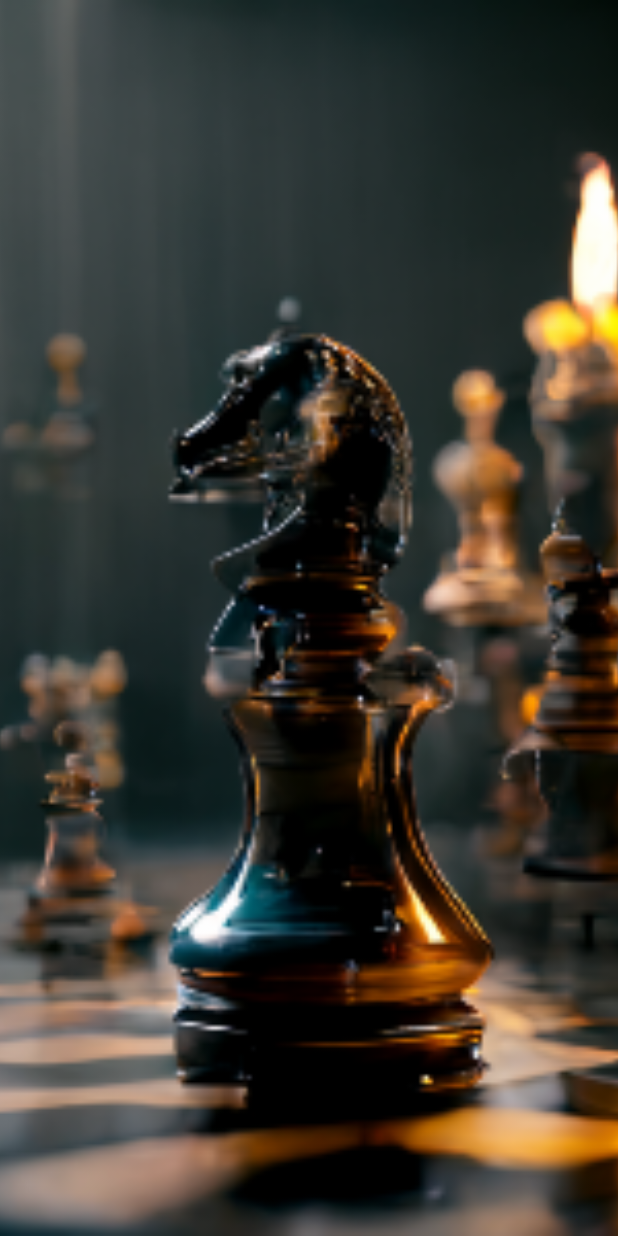
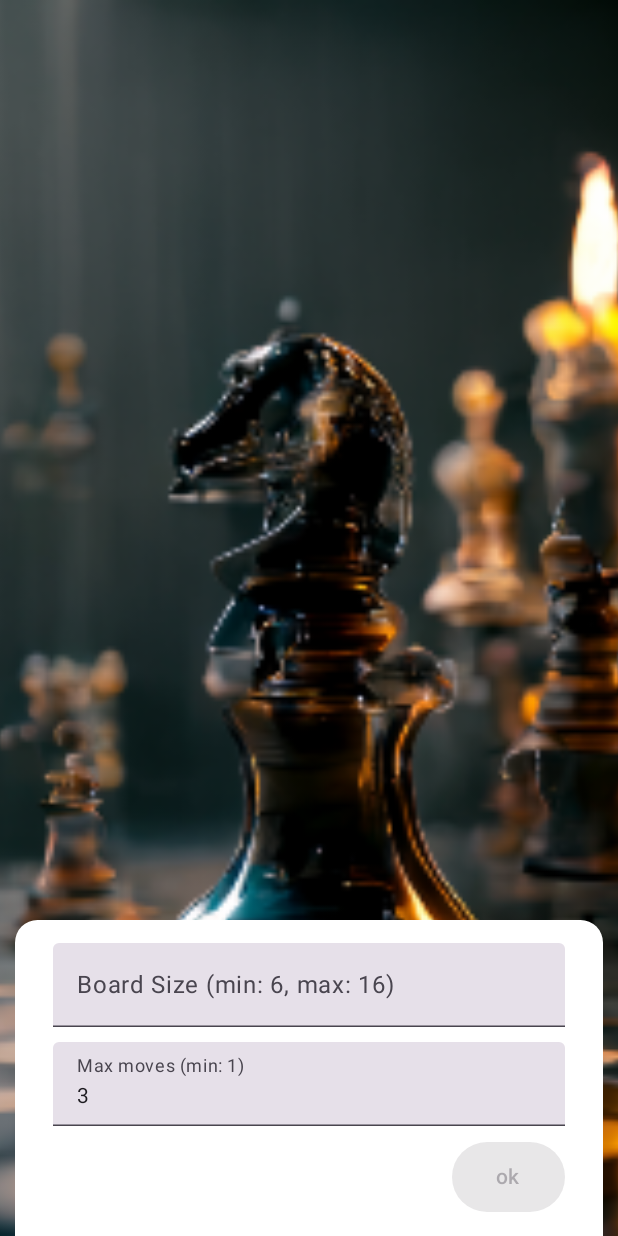
Before and after one commit to vasberc/chess-quiz, an Android app built with Jetpack Compose: the @Preview function BoardScreenPreview, on a phone screen of 412 x 824 dp. Run offline under Robolectric (Android 15) with nearby library versions, the phone set to English and light mode, and no system bars; our stand-ins replace constraintlayout-compose.

Commit message:
to fix text field

```diff
--- a/data_local/src/main/AndroidManifest.xml
+++ b/data_local/src/main/AndroidManifest.xml
@@ -1,2 +1,2 @@
 <?xml version="1.0" encoding="utf-8"?>
-<manifest xmlns:android="http://schemas.android.com/apk/res/android"/>
+<manifest />
--- /dev/null
+++ b/presentation/src/main/java/com/vasberc/presentation/componets/PopUps.kt
@@ -0,0 +1,141 @@
+package com.vasberc.presentation.componets
+
+import androidx.compose.foundation.background
+import androidx.compose.foundation.layout.Column
+import androidx.compose.foundation.layout.Spacer
+import androidx.compose.foundation.layout.fillMaxSize
+import androidx.compose.foundation.layout.fillMaxWidth
+import androidx.compose.foundation.layout.height
+import androidx.compose.foundation.layout.padding
+import androidx.compose.foundation.shape.RoundedCornerShape
+import androidx.compose.foundation.text.KeyboardOptions
+import androidx.compose.material3.Button
+import androidx.compose.material3.Surface
+import androidx.compose.material3.Text
+import androidx.compose.material3.TextField
+import androidx.compose.runtime.Composable
+import androidx.compose.runtime.mutableIntStateOf
+import androidx.compose.runtime.saveable.rememberSaveable
+import androidx.compose.ui.Alignment
+import androidx.compose.ui.Modifier
+import androidx.compose.ui.draw.clip
+import androidx.compose.ui.draw.paint
+import androidx.compose.ui.graphics.Color
+import androidx.compose.ui.layout.ContentScale
+import androidx.compose.ui.res.painterResource
+import androidx.compose.ui.text.input.ImeAction
+import androidx.compose.ui.text.input.KeyboardType
+import androidx.compose.ui.tooling.preview.Preview
+import androidx.compose.ui.unit.dp
+import androidx.constraintlayout.compose.ConstraintLayout
+import com.vasberc.presentation.R
+import com.vasberc.presentation.model.Session
+
+@Composable
+fun UserOptionsPopUp(
+    onUserSelect: (session: Session) -> Unit
+) {
+    ConstraintLayout(
+        modifier = Modifier
+            .padding(10.dp, 0.dp)
+            .fillMaxSize()
+    ) {
+        val column = createRef()
+        Column(
+            Modifier
+                .fillMaxWidth()
+                .clip(shape = RoundedCornerShape(15.dp, 15.dp, 0.dp, 0.dp))
+                .background(Color.White)
+                .padding(25.dp, 15.dp)
+                .constrainAs(column) {
+                    bottom.linkTo(parent.bottom)
+                },
+            horizontalAlignment = Alignment.CenterHorizontally
+        ) {
+            val boardSize = rememberSaveable {
+                mutableIntStateOf(-1)
+            }
+
+            TextField(
+                modifier = Modifier.fillMaxWidth(),
+                value = if(boardSize.intValue == -1) "" else boardSize.intValue.toString(),
+                onValueChange = {
+                    boardSize.intValue = it
+                        .toIntOrNull()
+                        //prevent wrong values by setting -1 if the value is not correct
+                        .takeUnless {
+                            value -> value == null || value < 6 || value > 16
+                        } ?: -1
+                },
+                label = {
+                    Text(
+                        text = "Board Size (min: 6, max: 16)"
+                    )
+                },
+                keyboardOptions = KeyboardOptions(
+                    imeAction = ImeAction.Next,
+                    keyboardType = KeyboardType.Number,
+                )
+            )
+
+            Spacer(modifier = Modifier.height(10.dp))
+
+            val maxMoves = rememberSaveable {
+                mutableIntStateOf(3)
+            }
+
+            TextField(
+                modifier = Modifier.fillMaxWidth(),
+                value = if(maxMoves.intValue == -1) "" else maxMoves.intValue.toString(),
+                onValueChange = {
+                    maxMoves.intValue = it
+                        .toIntOrNull()
+                        //prevent wrong values by setting -1 if the value is not correct
+                        .takeUnless {
+                                value -> value == null || value < 6 || value > 16
+                        } ?: -1
+                },
+                label = {
+                    Text(
+                        text = "Max moves (min: 1)"
+                    )
+                },
+                keyboardOptions = KeyboardOptions(
+                    imeAction = ImeAction.Done,
+                    keyboardType = KeyboardType.Number,
+                )
+            )
+
+            Spacer(modifier = Modifier.height(10.dp))
+
+            Button(
+                modifier = Modifier.align(Alignment.End),
+                enabled = boardSize.intValue != -1 && maxMoves.intValue != -1,
+                onClick = { onUserSelect(Session(boardSize = boardSize.intValue, maxMoves = maxMoves.intValue)) }
+            ) {
+                Text(
+                    modifier = Modifier.padding(5.dp),
+                    text = "ok"
+                )
+            }
+        }
+    }
+}
+
+@Preview(showBackground = true, showSystemUi = true)
+@Composable
+fun BoardScreenPreview() {
+    Surface(
+        modifier = Modifier
+            .paint(
+                painter = painterResource(id = R.drawable.ic_chess),
+                contentScale = ContentScale.FillBounds
+            )
+            .fillMaxSize()
+
+    ) {
+        BackgroundComposable {
+            UserOptionsPopUp{}
+        }
+    }
+}
--- a/presentation/src/main/java/com/vasberc/presentation/navigation/ChessQuizNavHost.kt
+++ b/presentation/src/main/java/com/vasberc/presentation/navigation/ChessQuizNavHost.kt
@@ -1,9 +1,7 @@
 package com.vasberc.presentation.navigation
 
-import androidx.compose.foundation.background
 import androidx.compose.runtime.Composable
 import androidx.compose.ui.Modifier
-import androidx.compose.ui.graphics.Color
 import androidx.navigation.NavHostController
 import androidx.navigation.NavType
 import androidx.navigation.compose.NavHost
--- a/presentation/src/main/java/com/vasberc/presentation/screens/BoardScreen.kt
+++ b/presentation/src/main/java/com/vasberc/presentation/screens/BoardScreen.kt
@@ -1,8 +1,15 @@
 package com.vasberc.presentation.screens
 
+import androidx.activity.compose.BackHandler
+import androidx.compose.animation.AnimatedVisibility
+import androidx.compose.animation.slideInVertically
+import androidx.compose.animation.slideOutVertically
 import androidx.compose.foundation.layout.fillMaxSize
 import androidx.compose.material3.Surface
 import androidx.compose.runtime.Composable
+import androidx.compose.runtime.derivedStateOf
+import androidx.compose.runtime.getValue
+import androidx.compose.runtime.remember
 import androidx.compose.ui.Modifier
 import androidx.compose.ui.draw.paint
 import androidx.compose.ui.layout.ContentScale
@@ -11,6 +18,10 @@ import androidx.compose.ui.tooling.preview.Preview
 import androidx.navigation.NavHostController
 import com.vasberc.presentation.R
 import com.vasberc.presentation.componets.BackgroundComposable
+import com.vasberc.presentation.componets.LoadingSpinnerWithMask
+import com.vasberc.presentation.componets.UserOptionsPopUp
+import com.vasberc.presentation.model.ScreenState
+import com.vasberc.presentation.model.Session
 import com.vasberc.presentation.viewmodels.BoardScreenViewModel
 import org.koin.androidx.compose.getViewModel
 
@@ -20,16 +31,60 @@ fun BoardScreen(
     onShowMessage: (message: String) -> Unit,
     viewModel: BoardScreenViewModel = getViewModel()
 ) {
-    BoardScreenContent {
+
+    val isLoading by remember {
+        derivedStateOf { viewModel.screenState is ScreenState.Loading }
+    }
+
+    val session by remember {
+        derivedStateOf {
+            if(viewModel.screenState is ScreenState.Success) {
+                (viewModel.screenState as ScreenState.Success<BoardScreenViewModel.BoardScreenState>).data.session
+            } else {
+                null
+            }
+        }
+    }
+
+    //Prevent back press while loading
+    BackHandler(enabled = isLoading) { }
+
+    BoardScreenContent(
+        session
+    ) {
         navController.popBackStack()
+    }
+
+    if(isLoading) {
+        LoadingSpinnerWithMask()
     }
 }
 
 @Composable
 fun BoardScreenContent(
+    session: Session?,
     onNavigateBack: () -> Unit
 ) {
+    AnimatedVisibility(
+        enter = slideInVertically(
+            initialOffsetY = {
+                //To start out of the screen the offset is set to the height of the component +
+                //the padding value
+                it
+            },
+        ),
+        exit = slideOutVertically(
+            targetOffsetY = {
+                //Same with initial starting logic to go out of the screen
+                it
+            },
+        ),
+        visible = session == null
+    ) {
+        UserOptionsPopUp {
 
+        }
+    }
 }
 
 @Preview(showBackground = true, showSystemUi = true)
@@ -45,7 +100,7 @@ fun BoardScreenPreview() {
 
     ) {
         BackgroundComposable {
-            BoardScreenContent{}
+            BoardScreenContent(null){}
         }
     }
 }
--- a/presentation/src/main/java/com/vasberc/presentation/screens/HomeScreen.kt
+++ b/presentation/src/main/java/com/vasberc/presentation/screens/HomeScreen.kt
@@ -1,8 +1,8 @@
 package com.vasberc.presentation.screens
 
 import androidx.compose.foundation.background
+import androidx.compose.foundation.layout.consumeWindowInsets
 import androidx.compose.foundation.layout.fillMaxSize
-import androidx.compose.foundation.layout.padding
 import androidx.compose.material3.Scaffold
 import androidx.compose.material3.SnackbarDuration
 import androidx.compose.material3.SnackbarHost
@@ -39,7 +39,7 @@ fun HomeScreen() {
         BackgroundComposable {
             ChessQuizNavHost(
                 modifier = Modifier
-                    .padding(paddingValues)
+                    .consumeWindowInsets(paddingValues)
                     .background(Color.Transparent),
                 navController =  navController,
                 onMessage = { messageToShow ->
--- a/presentation/src/main/java/com/vasberc/presentation/screens/LauncherScreen.kt
+++ b/presentation/src/main/java/com/vasberc/presentation/screens/LauncherScreen.kt
@@ -11,7 +11,6 @@ import androidx.compose.ui.Modifier
 import androidx.compose.ui.draw.paint
 import androidx.compose.ui.graphics.Color
 import androidx.compose.ui.layout.ContentScale
-import androidx.compose.ui.platform.LocalContext
 import androidx.compose.ui.platform.LocalLifecycleOwner
 import androidx.compose.ui.res.painterResource
 import androidx.compose.ui.text.TextStyle
@@ -22,14 +21,12 @@ import androidx.compose.ui.unit.sp
 import androidx.constraintlayout.compose.ConstraintLayout
 import androidx.constraintlayout.compose.Dimension
 import androidx.lifecycle.compose.collectAsStateWithLifecycle
-import androidx.lifecycle.lifecycleScope
 import androidx.navigation.NavHostController
 import com.vasberc.presentation.R
 import com.vasberc.presentation.componets.BackgroundComposable
 import com.vasberc.presentation.navigation.ChessQuizRoutes
 import com.vasberc.presentation.viewmodels.LauncherScreenViewModel
 import kotlinx.coroutines.Dispatchers
-import kotlinx.coroutines.newCoroutineContext
 import org.koin.androidx.compose.getViewModel
 
 @Composable
--- a/presentation/src/main/java/com/vasberc/presentation/ui/theme/Theme.kt
+++ b/presentation/src/main/java/com/vasberc/presentation/ui/theme/Theme.kt
@@ -1,6 +1,5 @@
 package com.vasberc.presentation.ui.theme
 
-import android.app.Activity
 import android.os.Build
 import androidx.compose.foundation.isSystemInDarkTheme
 import androidx.compose.material3.MaterialTheme
--- a/presentation/src/main/java/com/vasberc/presentation/viewmodels/LauncherScreenViewModel.kt
+++ b/presentation/src/main/java/com/vasberc/presentation/viewmodels/LauncherScreenViewModel.kt
@@ -1,10 +1,8 @@
 package com.vasberc.presentation.viewmodels
 
 import androidx.lifecycle.ViewModel
-import androidx.lifecycle.viewModelScope
 import com.vasberc.presentation.repo.SessionRepo
 import kotlinx.coroutines.flow.map
-import kotlinx.coroutines.flow.stateIn
 import org.koin.android.annotation.KoinViewModel
 
 @KoinViewModel
```
Also changed, not shown: presentation/src/main/java/com/vasberc/presentation/componets/LoadingComponents.kt (added, +46 -0 lines), 6 other files.
